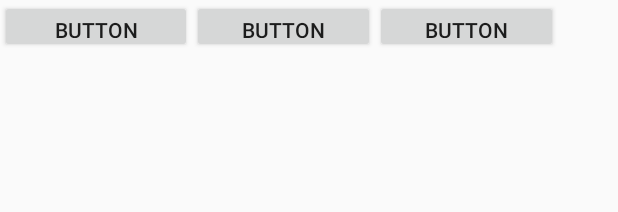
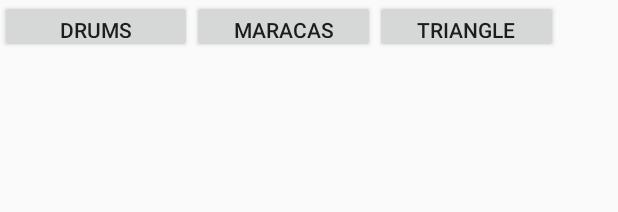
Before and after one commit to Chocolatamargo2607/UD.PPC_Parcial1, an Android app built with Jetpack Compose: the layout more_instruments.xml on its own in the app's theme, with its tools: preview values and no code run, on a phone screen of 412 x 824 dp. Shown: the top 212 px of the screen. Run offline under Robolectric (Android 15) with nearby library versions, the phone set to English and light mode, and no system bars.

Commit message:
instruments screen

```diff
--- a/app/src/main/res/layout/more_instruments.xml
+++ b/app/src/main/res/layout/more_instruments.xml
@@ -1,18 +1,20 @@
 <?xml version="1.0" encoding="utf-8"?>
 <LinearLayout xmlns:android="http://schemas.android.com/apk/res/android"
+    xmlns:tools="http://schemas.android.com/tools"
     android:orientation="vertical"
     android:layout_width="match_parent"
     android:layout_height="match_parent">
 
     <GridLayout
         android:layout_width="match_parent"
-        android:layout_height="match_parent">
+        android:layout_height="match_parent"
+        tools:ignore="UselessParent">
 
         <Button
             android:id="@+id/button"
             android:layout_width="128dp"
             android:layout_height="35dp"
-            android:text="Button" />
+            android:text="@string/drums" />
 
         <Button
             android:id="@+id/button2"
@@ -20,14 +22,14 @@
             android:layout_height="35dp"
             android:layout_row="0"
             android:layout_column="1"
-            android:text="Button" />
+            android:text="@string/maracas" />
         <Button
             android:id="@+id/button3"
             android:layout_width="122dp"
             android:layout_height="35dp"
             android:layout_row="0"
             android:layout_column="2"
-            android:text="Button" />
+            android:text="@string/triangle" />
 
     </GridLayout>
 </LinearLayout>
--- a/app/src/main/res/values/strings.xml
+++ b/app/src/main/res/values/strings.xml
@@ -1,3 +1,8 @@
 <resources>
     <string name="app_name">UD.PPC_Parcial1</string>
+    <string name="drums">Drums</string>
+    <string name="triangle">Triangle</string>
+    <string name="Maracas" />
+    <string name="maracas">Maracas</string>
+    <string name="touch">Touch</string>
 </resources>
```
